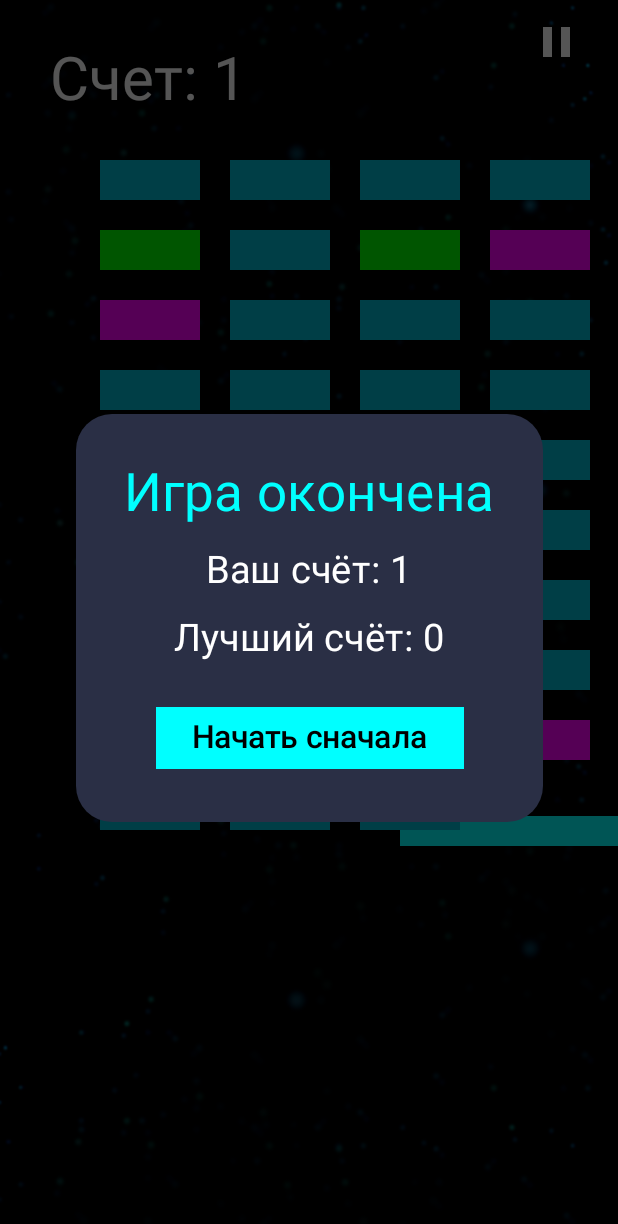
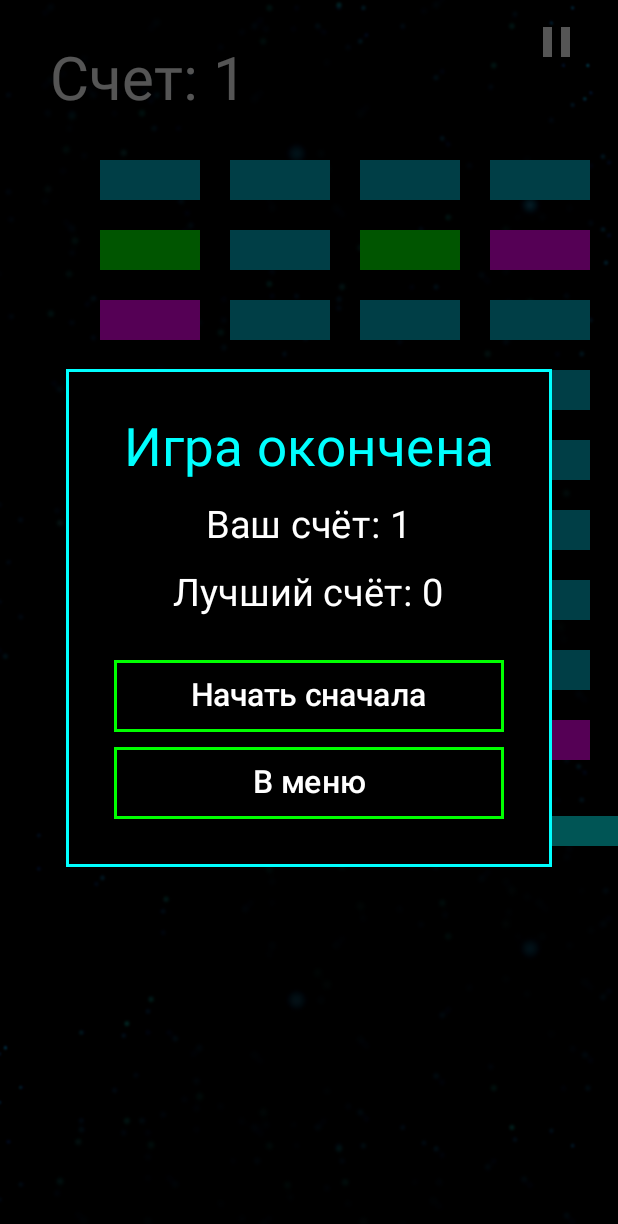
Before and after one commit to mnnogo/arcanoid_android, an Android app built with Jetpack Compose: the GameActivity screen opened directly, with no data from a screen before it, on a phone screen of 412 x 824 dp. Shown: the top 1224 px of the screen. Run offline under Robolectric (Android 15) with nearby library versions, the phone set to English and light mode, and no system bars.

Commit message:
изменение UI для окна окончания игры

```diff
--- a/app/src/main/java/com/example/arcanoid/GameActivity.kt
+++ b/app/src/main/java/com/example/arcanoid/GameActivity.kt
@@ -249,7 +249,11 @@ fun ArkanoidGameScreen(modifier: Modifier = Modifier) {
             GameOverPanel(
                 score = score,
                 bestScore = bestScore,
-                onRestart = { restartGame() }
+                onRestart = { restartGame() },
+                onMenu = {
+                    val intent = Intent(activity, MainActivity::class.java)
+                    activity?.startActivity(intent)
+                }
             )
         }
     }
@@ -352,7 +356,12 @@ fun ArkanoidGamePreview() {
 
 
 @Composable
-fun GameOverPanel(score: Int, bestScore: Int, onRestart: () -> Unit) {
+fun GameOverPanel(
+    score: Int,
+    bestScore: Int,
+    onRestart: () -> Unit,
+    onMenu: () -> Unit
+) {
     Box(
         Modifier
             .fillMaxSize()
@@ -362,8 +371,12 @@ fun GameOverPanel(score: Int, bestScore: Int, onRestart: () -> Unit) {
             modifier = Modifier
                 .align(Alignment.Center)
                 .background(
-                    color = Color(0xFF2A2F45),
-                    shape = RoundedCornerShape(24.dp)
+                    color = Color.Black,
+                    shape = RectangleShape
+                )
+                .border(
+                    width = 2.dp,
+                    color = Color.Cyan
                 )
                 .padding(32.dp),
         ) {
@@ -391,15 +404,35 @@ fun GameOverPanel(score: Int, bestScore: Int, onRestart: () -> Unit) {
                 )
                 Button(
                     onClick = onRestart,
-                    modifier = Modifier.padding(top = 8.dp),
+                    modifier = Modifier
+                        .padding(top = 10.dp)
+                        .width(260.dp)
+                        .border(width = 2.dp, color = Color.Green),
                     shape = RectangleShape,
                     colors = ButtonDefaults.buttonColors(
-                        containerColor = Color(0xFF00FFFF)
+                        containerColor = Color.Black
                     )
                 ) {
                     Text(
                         "Начать сначала",
-                        color = Color.Black,
+                        color = Color.White,
+                        fontSize = 21.sp
+                    )
+                }
+                Button(
+                    onClick = onMenu,
+                    modifier = Modifier
+                        .padding(top = 10.dp)
+                        .width(260.dp)
+                        .border(width = 2.dp, color = Color.Green),
+                    shape = RectangleShape,
+                    colors = ButtonDefaults.buttonColors(
+                        containerColor = Color.Black
+                    )
+                ) {
+                    Text(
+                        "В меню",
+                        color = Color.White,
                         fontSize = 21.sp
                     )
                 }
@@ -408,14 +441,13 @@ fun GameOverPanel(score: Int, bestScore: Int, onRestart: () -> Unit) {
     }
 }
 
-@Preview
 @Composable
 fun PausePanel(
-    score: Int = 0,
-    bestScore: Int = 0,
-    onContinue: () -> Unit = {},
-    onRestart: () -> Unit = {},
-    onMenu: () -> Unit = {}
+    score: Int,
+    bestScore: Int,
+    onContinue: () -> Unit,
+    onRestart: () -> Unit,
+    onMenu: () -> Unit
 ) {
     Box(
         Modifier
--- a/app/src/main/java/com/example/arcanoid/MainActivity.kt
+++ b/app/src/main/java/com/example/arcanoid/MainActivity.kt
@@ -114,7 +114,7 @@ fun MenuButton(text: String, onClick: () -> Unit, color: Color = Color.Cyan) {
     Button(
         onClick = onClick,
         modifier = Modifier
-            .width(270.dp)
+            .width(280.dp)
             .height(60.dp),
         shape = RectangleShape,
         colors = ButtonDefaults.buttonColors(
```
